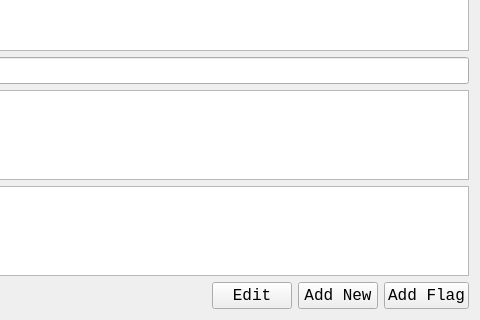
First picture: the form in GAUI/gradingsession.ui, repository ezfe/grading-assistant-cs205, before the edit; both pictures show x 547 to 1027 and y 446 to 766 of the 1027 by 766 pixel window.
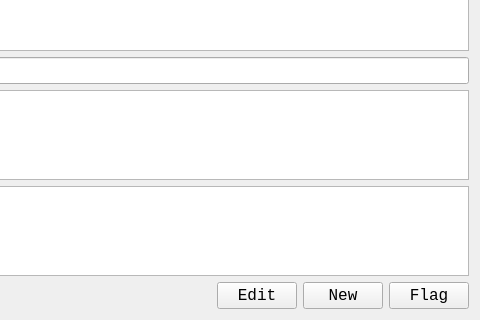
Second picture: the form after the edit. Custom widgets are drawn as their Qt base class.

What changed in the file:
```diff
--- a/GAUI/gradingsession.ui
+++ b/GAUI/gradingsession.ui
@@ -208,7 +208,10 @@
           </font>
          </property>
          <property name="text">
-          <string>Add New</string>
+          <string>New</string>
+         </property>
+         <property name="shortcut">
+          <string>Ctrl+N</string>
          </property>
         </widget>
        </item>
@@ -221,7 +224,10 @@
           </font>
          </property>
          <property name="text">
-          <string>Add Flag</string>
+          <string>Flag</string>
+         </property>
+         <property name="shortcut">
+          <string>Ctrl+F</string>
          </property>
         </widget>
        </item>
```
Left out of the diff: 6 changed lines with no effect on the pictures.
